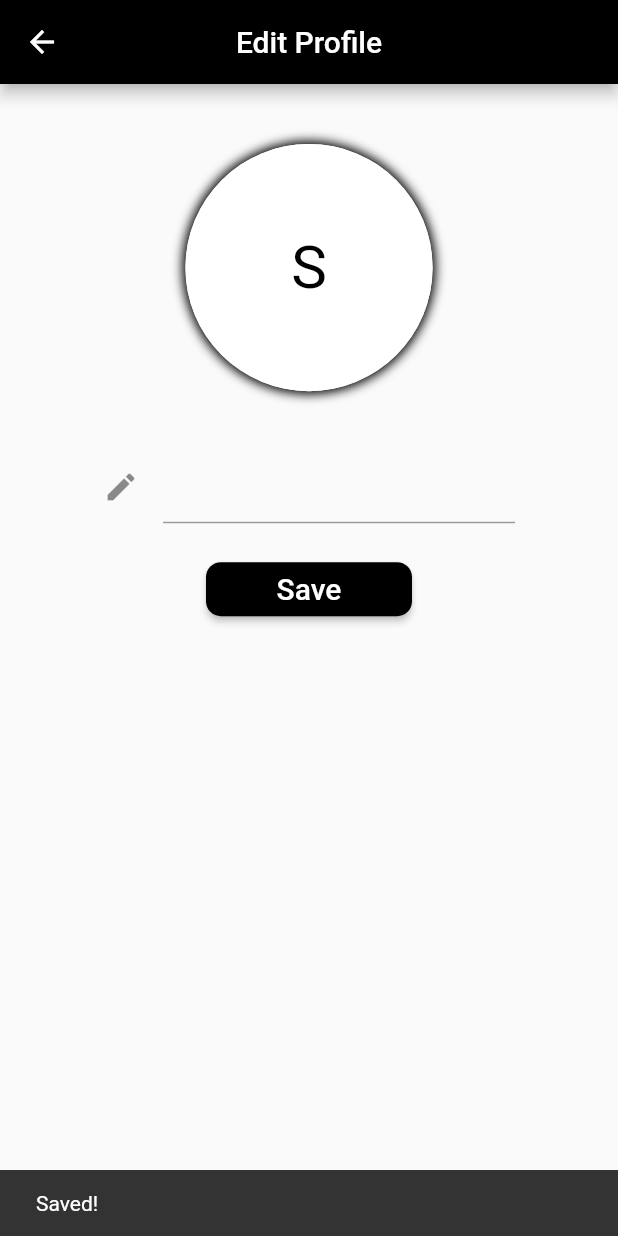
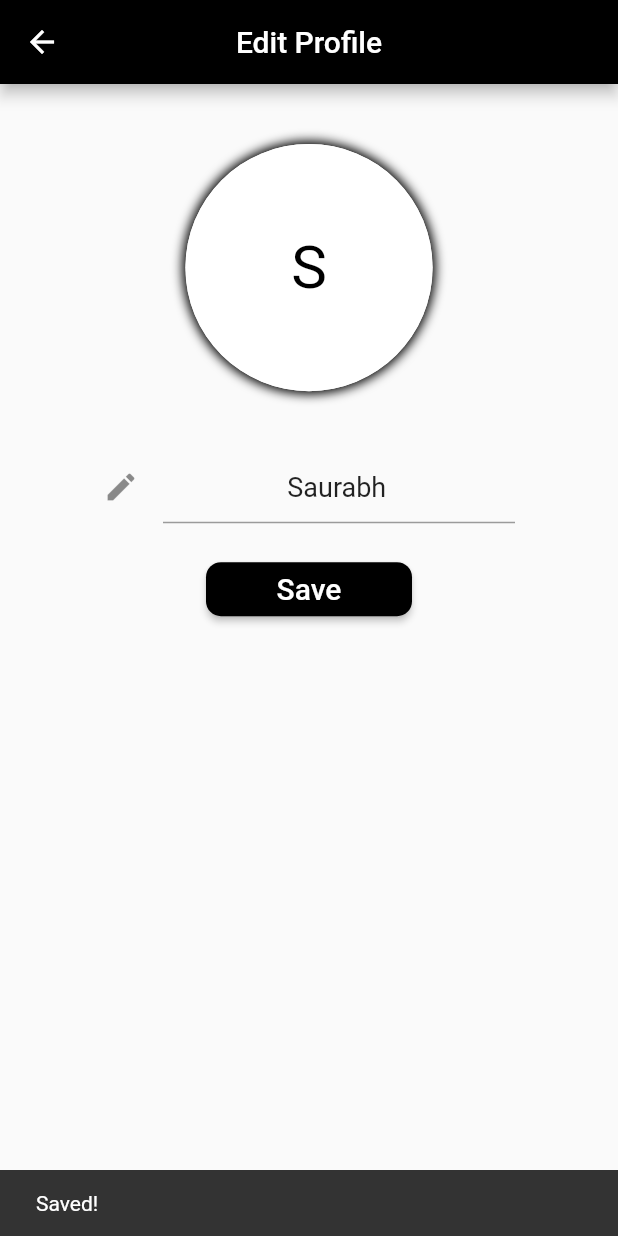
Before and after one commit to r00t-victor/sharptrack, a Flutter app: the ProfilePage screen opened directly, after a tap on "Save", on a phone screen of 412 x 824 dp. Run offline on Flutter 3.47's test engine with Material 2 defaults, Android fonts, the phone set to English and light mode, and no system bars; our stand-ins replace audioplayers, shared_preferences; missing offline and left inert: telephony, volume_control; accounts and stored records are empty.

Commit message:
Skeleton class

```diff
--- a/lib/main.dart
+++ b/lib/main.dart
@@ -1,10 +1,13 @@
 import 'package:flutter/material.dart';
+import 'package:provider/provider.dart';
 import 'package:sharptrack/screens/homepage.dart';
+import 'package:sharptrack/skeleton.dart';
 import 'package:sharptrack/smsprocessor.dart';
 import 'package:telephony/telephony.dart';
 
 void main() {
-  runApp(const MyApp());
+  runApp(ChangeNotifierProvider(
+      create: (context) => Skeleton(), child: const MyApp()));
 }
 
 //Static function for backround running
--- a/lib/screens/homepage.dart
+++ b/lib/screens/homepage.dart
@@ -37,7 +37,7 @@ class _HomePageState extends State<HomePage> {
                     context,
                     MaterialPageRoute(
                       builder: ((context) {
-                        return const ProfilePage();
+                        return ProfilePage();
                       }),
                     ),
                   );
--- a/lib/screens/profilepage.dart
+++ b/lib/screens/profilepage.dart
@@ -1,29 +1,15 @@
 import 'package:flutter/material.dart';
-import 'package:shared_preferences/shared_preferences.dart';
+import 'package:provider/provider.dart';
+import 'package:sharptrack/skeleton.dart';
 
-class ProfilePage extends StatefulWidget {
-  const ProfilePage({super.key});
+class ProfilePage extends StatelessWidget {
+  ProfilePage({super.key});
 
-  @override
-  State<ProfilePage> createState() => _ProfilePageState();
-}
-
-class _ProfilePageState extends State<ProfilePage> {
   final TextEditingController control = TextEditingController();
-
-  void initPreference() async {
-    final prefs = await SharedPreferences.getInstance();
-    String? name = prefs.getString('name');
-    if (name != null) {
-      control.text = name;
-    } else {
-      control.text = 'Saurabh';
-    }
-  }
 
   @override
   Widget build(BuildContext context) {
-    initPreference();
+    control.text = Provider.of<Skeleton>(context, listen: false).name;
     return Scaffold(
       appBar: AppBar(
         leading: InkWell(
@@ -88,9 +74,9 @@ class _ProfilePageState extends State<ProfilePage> {
                     ),
                   ),
                   onPressed: () async {
-                    final prefs = await SharedPreferences.getInstance();
                     var name = control.text;
-                    prefs.setString('name', name);
+                    Provider.of<Skeleton>(context, listen: false).setName =
+                        name;
                     ScaffoldMessenger.of(context)
                         .showSnackBar(const SnackBar(content: Text('Saved!')));
                   },
--- /dev/null
+++ b/lib/skeleton.dart
@@ -0,0 +1,26 @@
+import 'package:flutter/material.dart';
+import 'package:shared_preferences/shared_preferences.dart';
+
+class Skeleton extends ChangeNotifier {
+  String? _name;
+
+  String get name {
+    if (_name == null) {
+      final prefs = SharedPreferences.getInstance();
+      prefs.then((value) {
+        _name = value.getString('name');
+        notifyListeners();
+      });
+    }
+    return _name ?? 'Saurabh';
+  }
+
+  set setName(String name) {
+    _name = name;
+    final prefs = SharedPreferences.getInstance();
+    prefs.then((value) {
+      value.setString('name', name);
+      notifyListeners();
+    });
+  }
+}
--- a/lib/widgets/homepagecontent.dart
+++ b/lib/widgets/homepagecontent.dart
@@ -1,4 +1,6 @@
 import 'package:flutter/material.dart';
+import 'package:provider/provider.dart';
+import 'package:sharptrack/skeleton.dart';
 import 'package:sharptrack/widgets/historytile.dart';
 import 'package:sharptrack/widgets/servicescard.dart';
 
@@ -28,10 +30,12 @@ class HomePageContent extends StatelessWidget {
       child: Column(
         crossAxisAlignment: CrossAxisAlignment.start,
         children: [
-          const Text(
-            'Hi Saurabh!',
-            style: TextStyle(fontSize: 26, fontWeight: FontWeight.w600),
-          ),
+          Consumer<Skeleton>(builder: ((context, value, child) {
+            return Text(
+              'Hi ${value.name}!',
+              style: const TextStyle(fontSize: 26, fontWeight: FontWeight.w600),
+            );
+          })),
           const SizedBox(
             height: 20.0,
           ),
--- a/pubspec.yaml
+++ b/pubspec.yaml
@@ -40,6 +40,7 @@ dependencies:
   telephony: ^0.2.0
   audioplayers: ^1.1.1
   volume_control: ^0.1.5
+  provider: ^6.0.5
 
 dev_dependencies:
   flutter_test:
```
Also changed, not shown: pubspec.lock.
